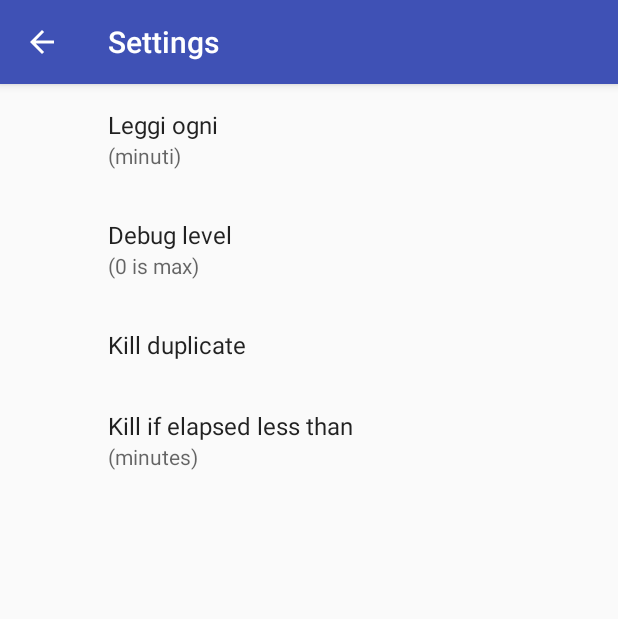
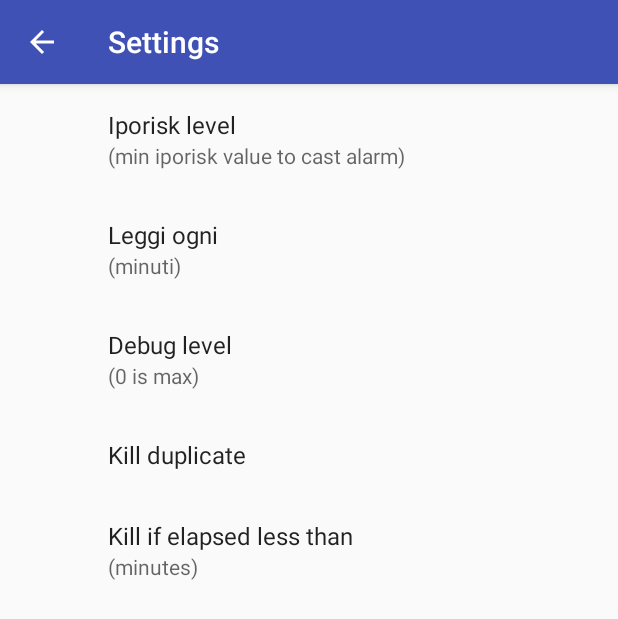
Before and after one commit to lelebrian/OWL, an Android app: the screen it shows after launch (SettingsActivity), in the options menu, after a tap on "Settings", on a phone screen of 412 x 824 dp. Shown: the top 619 px of the screen. Run offline under Robolectric (Android 15) with nearby library versions, the light colour scheme and no system bars; our stand-ins replace androidx.preference; 3 statements that could not run were skipped.

Commit message:
OWL 197 Updated to SDK 33

```diff
--- a/app/src/main/java/it/emanuelebriano/owl/Constants.java
+++ b/app/src/main/java/it/emanuelebriano/owl/Constants.java
@@ -74,6 +74,8 @@ public final class Constants {
 
     public static int WEB_DEBUG_LEVEL = 0;
     public static int APP_DEBUG_LEVEL = 2;
+
+    public static int IPORISK_TO_ALARM = 2;
 
 
     // Defines a custom Intent action
@@ -202,7 +204,8 @@ public final class Constants {
 
     public static void write_Exception_Log_To_Mail(String log)
     {
-        text_logs_collection += "\r\n" + log;
+        String currentTimeString = new SimpleDateFormat("HH:mm").format(new Date());
+        text_logs_collection += "\r\n" + currentTimeString + ": " + log;
     }
 
     // NEW 08/09/2022
@@ -219,38 +222,6 @@ public final class Constants {
         String s_text = text_logs_collection;
         emailIntent.putExtra(Intent.EXTRA_TEXT, s_text);
 
-        // Tries to retrieve attachments
-        /*
-        try {
-            String currentDateString = new SimpleDateFormat("yyyyMMdd").format(new Date());
-            File directory = new File(Environment.getExternalStoragePublicDirectory(Environment.DIRECTORY_DOCUMENTS),
-                    "OWL_LOGS");
-            if (directory.exists() && directory.isDirectory()) {
-                final Pattern p = Pattern.compile(currentDateString + "*.*");
-                File[] flists = directory.listFiles(new FileFilter() {
-                    @Override
-                    public boolean accept(File file) {
-                        return p.matcher(file.getName()).matches();
-                    }
-                });
-
-                // Converts file list in arraylist of Uri
-                ArrayList<Uri> urilist = new ArrayList<Uri>();
-                for (File f : flists)
-                {
-                    Uri path = Uri.fromFile(f);
-                    urilist.add(path);
-                }
-
-                emailIntent.putParcelableArrayListExtra(Intent.EXTRA_STREAM, urilist);
-            }
-        }
-        catch (Exception e)
-        {
-            write_Exception_Log_To_Mail(e.getMessage());
-        }
-        */
-
         try {
             ctx.startActivity(Intent.createChooser(emailIntent, "Send email..."));
 
@@ -266,40 +237,6 @@ public final class Constants {
     // NEW 08/09/2022
     // TODO: TEST
     public static void send_log_files_by_mail(Context ctx) {
-//
-//        try {
-//            Log.d(Constants.AppTAG, "sendLogs()");
-//
-//            String owl_Name = "OWL_logs";
-//            File directory = new File(Environment.getExternalStorageDirectory().getAbsolutePath() + File.separator + owl_Name);
-//            if (!directory.exists()) {
-//                Log.e(Constants.AppTAG, "WARNING! Directory does not exists !!!!");
-//            }
-//            else {
-//                Log.d(Constants.AppTAG, directory.getAbsolutePath() + " exists");
-//            }
-//            String currentDateString = new SimpleDateFormat("yyyyMMdd").format(new Date());
-//            String currentTimeString = new SimpleDateFormat("HH:mm").format(new Date());
-//            String filename_1 = currentDateString + "_" + 20 + ".txt";
-//            String filename_2 = currentDateString + "_" + 10 + ".txt";
-//            String filename_3 = currentDateString + "_" + 10 + ".txt";
-//
-//            File filelocation_1 = new File(Environment.getExternalStorageDirectory().getAbsolutePath(), filename_1);
-//            Uri path_1 = Uri.fromFile(filelocation_1);
-//            Intent emailIntent = new Intent(Intent.ACTION_SEND);
-//            // set the type to 'email'
-//            emailIntent.setType("vnd.android.cursor.dir/email");
-//            String to[] = {"emanuele.briano@gmail.com"};
-//            emailIntent.putExtra(Intent.EXTRA_EMAIL, to);
-//            // the attachment
-//            emailIntent.putExtra(Intent.EXTRA_STREAM, path_1);
-//            // the mail subject
-//            emailIntent.putExtra(Intent.EXTRA_SUBJECT, "Owl logs");
-//            ctx.startActivity(Intent.createChooser(emailIntent, "Send email..."));
-//        }
-//        catch (Exception e) {
-//            Log.e("Exception", "File write failed: " + e.toString());
-//        }
     }
 
 
@@ -313,30 +250,28 @@ public final class Constants {
         // TODO: TEST
         // NEW 08/09/2022. Writes in variable to be able to email it later
         if (level >= 20) {
-            write_Exception_Log_To_Mail(String.valueOf(level) + ": " + data);
+            write_Exception_Log_To_Mail(data);
         }
 
         try {
             Log.d(Constants.AppTAG, "writeToFile()");
 
-            // OLD working
+            File directory = new File(Environment.getExternalStoragePublicDirectory(Environment.DIRECTORY_DOCUMENTS), "OWL_LOGS");
             //File directory = new File(Environment.getExternalStorageDirectory().getAbsolutePath() + File.separator + owl_Name);
-            File directory = new File(Environment.getExternalStoragePublicDirectory(Environment.DIRECTORY_DOCUMENTS), "OWL_LOGS");
             //File directory = new File(owlContext.getExternalFilesDir("") + File.separator + owl_Name);
 
-            if(!directory.exists())
-            {
+            if(!directory.exists()) {
                 directory.mkdir();
                 Log.d(Constants.AppTAG,"Created " + directory.getAbsolutePath());
                 if(!directory.exists())
                 {
                     Log.e(Constants.AppTAG,"WARNING! Directory does not exists !!!!");
                 }
-            }
-            else
-            {
+            }   // creates directory if necessary
+            else {
                 Log.d(Constants.AppTAG,directory.getAbsolutePath() + " exists");
             }
+
             String currentDateString = new SimpleDateFormat("yyyyMMdd").format(new Date());
             String currentTimeString = new SimpleDateFormat("HH:mm").format(new Date());
 
--- a/app/src/main/res/menu/activity_main2_drawer.xml
+++ b/app/src/main/res/menu/activity_main2_drawer.xml
@@ -61,6 +61,11 @@
             android:title="Test Alarm High" />
 
         <item
+            android:id="@+id/nav_test_alarm_max"
+            android:icon="@drawable/ic_notify_high"
+            android:title="Test Alarm Max" />
+
+        <item
             android:id="@+id/nav_restart_workers"
             android:icon="@drawable/ic_restart"
             android:title="Restart Workers" />
--- a/app/src/main/res/values/arrays.xml
+++ b/app/src/main/res/values/arrays.xml
@@ -1,5 +1,15 @@
 <?xml version="1.0" encoding="utf-8"?>
 <resources>
+
+    <string-array name="iporisk_to_alarm">
+        <item>1</item>
+        <item>2</item>
+        <item>3</item>
+        <item>4</item>
+        <item>5</item>
+        <item>10</item>
+    </string-array>
+
     <string-array name="debuglevels">
         <item>0</item>
         <item>1</item>
--- a/app/src/main/res/xml/preferences.xml
+++ b/app/src/main/res/xml/preferences.xml
@@ -1,6 +1,15 @@
 <?xml version="1.0" encoding="utf-8"?>
 <PreferenceScreen xmlns:android="http://schemas.android.com/apk/res/android">
 
+    <ListPreference
+        android:layout_width="wrap_content"
+        android:layout_height="wrap_content"
+        android:defaultValue="2"
+        android:entries="@array/iporisk_to_alarm"
+        android:entryValues="@array/iporisk_to_alarm"
+        android:key="iporisk_to_alarm"
+        android:summary="(min iporisk value to cast alarm)"
+        android:title="Iporisk level" />
     <ListPreference
         android:defaultValue="1"
         android:entries="@array/intervals"
--- a/build.gradle
+++ b/build.gradle
@@ -10,7 +10,7 @@ buildscript {
         //noinspection GradlePluginVersion
         // NEW TEST 05/08/2022
         // classpath 'com.android.tools.build:gradle:3.6.3' // Minimum supported Gradle version is 4.6.
-        classpath 'com.android.tools.build:gradle:7.2.1'
+        classpath 'com.android.tools.build:gradle:8.7.1'
 
 
         // NOTE: Do not place your application dependencies here; they belong
--- a/gradle.properties
+++ b/gradle.properties
@@ -9,6 +9,7 @@
 android.enableJetifier=true
 android.useAndroidX=true
 org.gradle.jvmargs=-Xmx1536m
+android.nonFinalResIds=false
 # When configured, Gradle will run in incubating parallel mode.
 # This option should only be used with decoupled projects. More details, visit
 # http://www.gradle.org/docs/current/userguide/multi_project_builds.html#sec:decoupled_projects
```
Also changed, not shown: app/build.gradle (+23 -13 lines), app/src/main/AndroidManifest.xml (+10 -3 lines), app/src/main/java/it/emanuelebriano/owl/AlarmManager.java (+133 -96 lines), app/src/main/java/it/emanuelebriano/owl/MainActivity.java (+56 -4 lines), gradle/wrapper/gradle-wrapper.properties, 4 other files.
